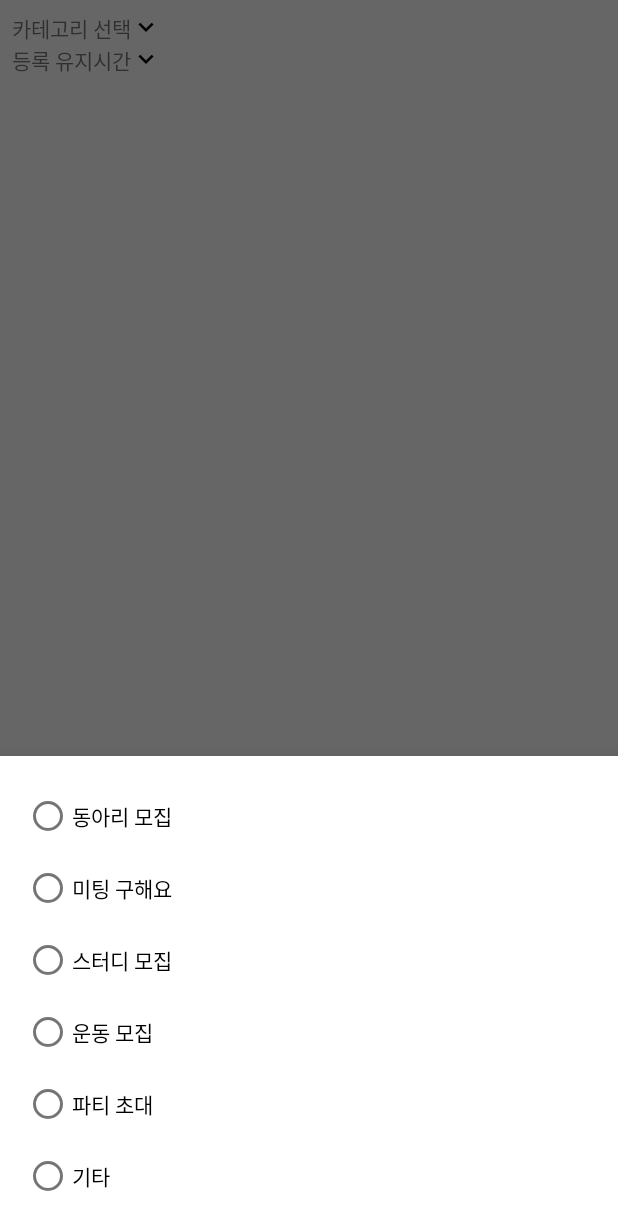
After one commit to gogoheejun/project_hoegi, an Android app: the fragment BottomsheetDialog placed in its activity, on a phone screen of 412 x 824 dp. The commit adds this screen. Shown: the top 1230 px of the screen. Run offline under Robolectric (Android 15) with nearby library versions, the phone set to English and light mode, and no system bars; 1 statement that could not run was skipped.

Commit message:
WriteActivity and Bottomsheet intent

```diff
--- a/app/build.gradle
+++ b/app/build.gradle
@@ -40,4 +40,5 @@ dependencies {
     testImplementation 'junit:junit:4.+'
     androidTestImplementation 'androidx.test.ext:junit:1.1.2'
     androidTestImplementation 'androidx.test.espresso:espresso-core:3.3.0'
+    implementation 'com.google.android.material:material:1.2.0-alpha02'
 }
--- /dev/null
+++ b/app/src/main/java/com/hjhj/daedan/BottomsheetDialog.java
@@ -0,0 +1,46 @@
+package com.hjhj.daedan;
+
+import android.content.DialogInterface;
+import android.content.Intent;
+import android.os.Bundle;
+import android.util.Log;
+import android.view.LayoutInflater;
+import android.view.View;
+import android.view.ViewGroup;
+import android.widget.Button;
+import android.widget.RadioButton;
+import android.widget.RadioGroup;
+import android.widget.Toast;
+
+import androidx.annotation.NonNull;
+import androidx.annotation.Nullable;
+
+import com.google.android.material.bottomsheet.BottomSheetBehavior;
+import com.google.android.material.bottomsheet.BottomSheetDialog;
+import com.google.android.material.bottomsheet.BottomSheetDialogFragment;
+
+public class BottomsheetDialog extends BottomSheetDialogFragment {
+    @Override
+    public View onCreateView(LayoutInflater inflater, @Nullable ViewGroup container, @Nullable Bundle savedInstanceState)
+    {
+        View v = inflater.inflate(R.layout.dialog_bottomsheet, container, false);
+
+        RadioGroup rg = v.findViewById(R.id.bottomsheet_rg);
+
+        rg.setOnCheckedChangeListener(new RadioGroup.OnCheckedChangeListener() {
+            @Override
+            public void onCheckedChanged(RadioGroup radioGroup, int i) {
+                RadioButton checked = v.findViewById(radioGroup.getCheckedRadioButtonId());
+                String checkedCategory = checked.getText().toString();
+                Intent intent = new Intent(getActivity(),Tab1_Map_WriteActivity.class);
+                intent.putExtra("category",checkedCategory);
+                Log.d("INTENT",checkedCategory);
+                startActivity(intent);
+
+            }
+        });
+
+
+        return v;
+    }
+}
--- a/app/src/main/java/com/hjhj/daedan/Tab1_MapFragment.java
+++ b/app/src/main/java/com/hjhj/daedan/Tab1_MapFragment.java
@@ -62,8 +62,7 @@ public class Tab1_MapFragment extends Fragment implements
         GoogleMap.OnCameraMoveListener,
         GoogleMap.OnCameraMoveCanceledListener,
         GoogleMap.OnCameraIdleListener,
-        OnMapReadyCallback
-       {
+        OnMapReadyCallback {
     GoogleMap gMap;
     MapView mapView;
     MarkerOptions myMarker = null;
@@ -75,6 +74,7 @@ public class Tab1_MapFragment extends Fragment implements
     double lat, lon;
 
     ImageView iv_filter, iv_write;
+    double bluedotLat, bluedotLon;
 
     LocationManager locationManager;
 
@@ -92,7 +92,7 @@ public class Tab1_MapFragment extends Fragment implements
     @Nullable
     @Override
     public View onCreateView(@NonNull LayoutInflater inflater, @Nullable ViewGroup container, @Nullable Bundle savedInstanceState) {
-        locationManager =(LocationManager) getActivity().getSystemService(Context.LOCATION_SERVICE);
+        locationManager = (LocationManager) getActivity().getSystemService(Context.LOCATION_SERVICE);
 
 
         View view = inflater.inflate(R.layout.page_map_tab1, container, false);
@@ -115,9 +115,6 @@ public class Tab1_MapFragment extends Fragment implements
         View myLocationButton = ((View) mapView.findViewById(Integer.parseInt("1")).getParent()).findViewById(Integer.parseInt("2"));//현재위치버튼(오른쪽위버튼) 객체가져오기
 
 
-        //내 위치 실시간 받기
-
-
         iv_write.setOnClickListener(new View.OnClickListener() {
             @Override
             public void onClick(View view) {
@@ -125,15 +122,15 @@ public class Tab1_MapFragment extends Fragment implements
                 myLocationButton.performClick();
                 //todo:여기해야해. 지도이동시간 걸려서 현재위치 잘못가져옴;;
 //                locationManager = (LocationManager) getActivity().getSystemService(Context.LOCATION_SERVICE);
-                if (ActivityCompat.checkSelfPermission(getActivity(), Manifest.permission.ACCESS_FINE_LOCATION) != PackageManager.PERMISSION_GRANTED && ActivityCompat.checkSelfPermission(getActivity(), Manifest.permission.ACCESS_COARSE_LOCATION) != PackageManager.PERMISSION_GRANTED) {
-                    return;
-                }
-                //내 위치 실시간 받기
-                if(locationManager.isProviderEnabled("gps")){
-                    locationManager.requestLocationUpdates("gps",5000, 2,locationListener);//시간이 5초 지나거나 2미터가 지나면 갱신하겠다
-                }else if(locationManager.isProviderEnabled("network")){
-                    locationManager.requestLocationUpdates("network",5000,2,locationListener);
-                }
+//                if (ActivityCompat.checkSelfPermission(getActivity(), Manifest.permission.ACCESS_FINE_LOCATION) != PackageManager.PERMISSION_GRANTED && ActivityCompat.checkSelfPermission(getActivity(), Manifest.permission.ACCESS_COARSE_LOCATION) != PackageManager.PERMISSION_GRANTED) {
+//                    return;
+//                }
+//                //내 위치 실시간 받기
+//                if(locationManager.isProviderEnabled("gps")){
+//                    locationManager.requestLocationUpdates("gps",5000, 2,locationListener);//시간이 5초 지나거나 2미터가 지나면 갱신하겠다
+//                }else if(locationManager.isProviderEnabled("network")){
+//                    locationManager.requestLocationUpdates("network",5000,2,locationListener);
+//                }
 
 
                 //------------
@@ -149,31 +146,42 @@ public class Tab1_MapFragment extends Fragment implements
         return view;
     }
 
-    double bluedotLat, bluedotLon;
+    @Override
+    public void onResume() {
+        super.onResume();
+        if (ActivityCompat.checkSelfPermission(getActivity(), Manifest.permission.ACCESS_FINE_LOCATION) != PackageManager.PERMISSION_GRANTED && ActivityCompat.checkSelfPermission(getActivity(), Manifest.permission.ACCESS_COARSE_LOCATION) != PackageManager.PERMISSION_GRANTED) {
+            return;
+        }
+        //내 위치 실시간 받기
+        if (locationManager.isProviderEnabled("gps")) {
+            locationManager.requestLocationUpdates("gps", 5000, 2, locationListener);//시간이 5초 지나거나 2미터가 지나면 갱신하겠다
+        } else if (locationManager.isProviderEnabled("network")) {
+            locationManager.requestLocationUpdates("network", 5000, 2, locationListener);
+        }
+    }
+
     LocationListener locationListener = new LocationListener() {
         @Override
         public void onLocationChanged(@NonNull Location location) {
-            Toast.makeText(getActivity(), "location chagned", Toast.LENGTH_SHORT).show();
             if (ActivityCompat.checkSelfPermission(getActivity(), Manifest.permission.ACCESS_FINE_LOCATION) != PackageManager.PERMISSION_GRANTED && ActivityCompat.checkSelfPermission(getActivity(), Manifest.permission.ACCESS_COARSE_LOCATION) != PackageManager.PERMISSION_GRANTED) {
                 return;
             }
             if (locationManager.isProviderEnabled("gps")) {
                 location = locationManager.getLastKnownLocation("gps");
-            }else if(locationManager.isProviderEnabled("network")){
+            } else if (locationManager.isProviderEnabled("network")) {
                 location = locationManager.getLastKnownLocation("network");
             }
             bluedotLat = location.getLatitude();
             bluedotLon = location.getLongitude();
-            Log.d("gotit",bluedotLat+" "+bluedotLon);
+            Log.d("gotit", "locationlistenr:" + bluedotLat + " " + bluedotLon);
 
         }
     };
 
 
-
     @Override
     public void onMapReady(GoogleMap googleMap) {
-        Log.d("MOVE","map ready");
+        Log.d("MOVE", "map ready");
         gMap = googleMap;
         if (ActivityCompat.checkSelfPermission(getActivity(), Manifest.permission.ACCESS_FINE_LOCATION) != PackageManager.PERMISSION_GRANTED
                 && ActivityCompat.checkSelfPermission(getActivity(), Manifest.permission.ACCESS_COARSE_LOCATION) != PackageManager.PERMISSION_GRANTED) {
@@ -184,7 +192,6 @@ public class Tab1_MapFragment extends Fragment implements
         gMap.setMyLocationEnabled(true);
 
         //----------지도준비됨
-
 
 
         LatLng seoul = new LatLng(37.562087, 127.035192);
@@ -217,11 +224,12 @@ public class Tab1_MapFragment extends Fragment implements
 //        Log.d("MOVE","moving anyway");//너무 많이 함수불러짐...좀만 움직여도 몇십번 작동..
     }
 
-    float x,y;//변환된 좌표
-    int intX,intY; //변환된 좌표를 반올림한 정수형 좌표
+    float x, y;//변환된 좌표
+    int intX, intY; //변환된 좌표를 반올림한 정수형 좌표
+
     @Override
     public void onCameraMoveStarted(int reason) {
-        Log.d("MOVE","move started1");
+        Log.d("MOVE", "move started1");
         getLocation();
         getInfoAndShow();
 
@@ -236,7 +244,7 @@ public class Tab1_MapFragment extends Fragment implements
     }
 
     //onCameraMoveStarted안에 들어갈 현재위치 설정해주는 함수
-    public void getLocation(){
+    public void getLocation() {
         gMap.setOnMapLoadedCallback(new GoogleMap.OnMapLoadedCallback() {
             @Override
             public void onMapLoaded() {
@@ -249,7 +257,7 @@ public class Tab1_MapFragment extends Fragment implements
     }
 
     //좌표단위변환함수
-    public void transNum(){
+    public void transNum() {
 
         double Re = 6371.00877; // 지도반경
         double grid = 5.0; // 격자간격 (km)
@@ -257,46 +265,45 @@ public class Tab1_MapFragment extends Fragment implements
         double slat2 = 60.0; // 표준위도 2
         double olon = 126.0; // 기준점 경도
         double olat = 38.0; // 기준점 위도
-        double xo = 210/grid; // 기준점 X좌표
-        double yo = 675/grid; // 기준점 Y좌표
+        double xo = 210 / grid; // 기준점 X좌표
+        double yo = 675 / grid; // 기준점 Y좌표
         double first = 0;
         float lon1, lat1; /* Longitude, Latitude [degree] */
 
         double PI, DEGRAD, RADDEG;
         double re, sn, sf, ro;
         double alon, alat, xn, yn, ra, theta;
-        PI = Math.asin(1.0)*2.0;
-        DEGRAD = PI/180.0;
-        RADDEG = 180.0/PI;
+        PI = Math.asin(1.0) * 2.0;
+        DEGRAD = PI / 180.0;
+        RADDEG = 180.0 / PI;
 
-        re = Re/grid;
+        re = Re / grid;
         slat1 = slat1 * DEGRAD;
         slat2 = slat2 * DEGRAD;
         olon = olon * DEGRAD;
         olat = olat * DEGRAD;
 
-        sn = tan(PI*0.25 + slat2*0.5)/tan(PI*0.25 + slat1*0.5);
-        sn = log(cos(slat1)/cos(slat2))/log(sn);
-        sf = tan(PI*0.25 + slat1*0.5);
-        sf = pow(sf,sn)*cos(slat1)/sn;
-        ro = tan(PI*0.25 + olat*0.5);
-        ro = re*sf/pow(ro,sn);
+        sn = tan(PI * 0.25 + slat2 * 0.5) / tan(PI * 0.25 + slat1 * 0.5);
+        sn = log(cos(slat1) / cos(slat2)) / log(sn);
+        sf = tan(PI * 0.25 + slat1 * 0.5);
+        sf = pow(sf, sn) * cos(slat1) / sn;
+        ro = tan(PI * 0.25 + olat * 0.5);
+        ro = re * sf / pow(ro, sn);
         first = 1;
 
         //---
-        ra = tan(PI*0.25+(lat)*DEGRAD*0.5); //여기서 lat이랑 lon들어가서 바꿔줌
-        ra = re*sf/pow(ra,sn);
-        theta = (lon)*DEGRAD - olon;
-        if (theta > PI) theta -= 2.0*PI;
-        if (theta < -PI) theta += 2.0*PI;
+        ra = tan(PI * 0.25 + (lat) * DEGRAD * 0.5); //여기서 lat이랑 lon들어가서 바꿔줌
+        ra = re * sf / pow(ra, sn);
+        theta = (lon) * DEGRAD - olon;
+        if (theta > PI) theta -= 2.0 * PI;
+        if (theta < -PI) theta += 2.0 * PI;
         theta *= sn;
-		x = (float) ((float)(ra*Math.sin(theta)) + xo);
+        x = (float) ((float) (ra * Math.sin(theta)) + xo);
         intX = Math.round(x);
-		y = (float) ((float)(ro - ra*cos(theta)) + yo);
-		intY= Math.round(y);
-        Log.d("TRANS",intX+" &"+intY);
+        y = (float) ((float) (ro - ra * cos(theta)) + yo);
+        intY = Math.round(y);
+        Log.d("TRANS", intX + " &" + intY);
     }
-
 
 
     //온도랑 날씨데이터 가져와서 화면의 글씨수정하는 함수
@@ -307,50 +314,50 @@ public class Tab1_MapFragment extends Fragment implements
         String url2 = "&numOfRows=100&pageNo=1&dataType=XML&base_date=";
 //        if(x<1) x=55;
 //        if(y<1) y=127;
-        server = url1+api+url2+date+"&base_time="+time+"&nx="+intX+"&ny="+intY;
+        server = url1 + api + url2 + date + "&base_time=" + time + "&nx=" + intX + "&ny=" + intY;
         //todo: 현재 좌표 가져와서 변환해서 넣어야함
 
-        new Thread(){
+        new Thread() {
             @Override
             public void run() {
                 super.run();
 
                 try {
-                    Log.e("Test","work0");
+                    Log.e("Test", "work0");
                     URL url = new URL(server);
-                    Log.e("Test","work1");
+                    Log.e("Test", "work1");
                     InputStream is = url.openStream();
-                    Log.e("Test","work2");
+                    Log.e("Test", "work2");
                     InputStreamReader isr = new InputStreamReader(is);
-                    Log.e("Test","work3");
+                    Log.e("Test", "work3");
                     XmlPullParserFactory factory = XmlPullParserFactory.newInstance();
                     XmlPullParser xpp = factory.newPullParser();
                     xpp.setInput(isr);
 
                     int eventType = xpp.getEventType();
 
-                    while(eventType!= XmlPullParser.END_DOCUMENT){
-                        switch (eventType){
-                            case  XmlPullParser.START_DOCUMENT:
+                    while (eventType != XmlPullParser.END_DOCUMENT) {
+                        switch (eventType) {
+                            case XmlPullParser.START_DOCUMENT:
                                 getActivity().runOnUiThread(new Runnable() {
                                     @Override
                                     public void run() {
-                                        Toast.makeText(getActivity(), "parse start!", Toast.LENGTH_SHORT).show();
+//                                        Toast.makeText(getActivity(), "parse start!", Toast.LENGTH_SHORT).show();
                                     }
                                 });
                                 break;
                             case XmlPullParser.START_TAG:
                                 String tagName = xpp.getName();
-                                if(tagName.equals("category")){
+                                if (tagName.equals("category")) {
                                     xpp.next();
-                                    if(xpp.getText().equals("T1H")){
-                                        for(int i=0;i<9;i++){
+                                    if (xpp.getText().equals("T1H")) {
+                                        for (int i = 0; i < 9; i++) {
                                             xpp.next();
                                         }
                                         temperature = xpp.getText();
                                     }
-                                    if(xpp.getText().equals("PTY")){
-                                        for(int i=0;i<9;i++){
+                                    if (xpp.getText().equals("PTY")) {
+                                        for (int i = 0; i < 9; i++) {
                                             xpp.next();
                                         }
                                         weather = xpp.getText();
@@ -371,17 +378,18 @@ public class Tab1_MapFragment extends Fragment implements
                     getActivity().runOnUiThread(new Runnable() {
                         @Override
                         public void run() {
-                            try{
-                                if(temperature==null ) temperature = "-";
-                                tv_temperature.setText(temperature+"도");
-                            }catch (Exception e){temperature = "-";
-                                tv_temperature.setText(temperature+"도");
+                            try {
+                                if (temperature == null) temperature = "-";
+                                tv_temperature.setText(temperature + "도");
+                            } catch (Exception e) {
+                                temperature = "-";
+                                tv_temperature.setText(temperature + "도");
                             }
 
 //                            Log.d("TEMP",temperature);
                             //- 강수형태(PTY) 코드 : 없음(0), 비(1), 비/눈(2), 눈(3), 소나기(4), 빗방울(5), 빗방울/눈날림(6), 눈날림(7)
-                            try{
-                                switch (weather){
+                            try {
+                                switch (weather) {
                                     case "0":
                                         Glide.with(getActivity()).load(R.drawable.icon_earth).into(iv_weather);
                                         break;
@@ -411,9 +419,9 @@ public class Tab1_MapFragment extends Fragment implements
                                         break;
 
                                 }
-                            }catch (Exception e){
+                            } catch (Exception e) {
                                 Glide.with(getActivity()).load(R.drawable.icon_earth).into(iv_weather);
-                                Log.e("ERROR","에러쓰");
+                                Log.e("ERROR", "에러쓰");
                             }
                         }
                     });
@@ -442,54 +450,48 @@ public class Tab1_MapFragment extends Fragment implements
         date = dateFormat.format(new Date());
         String currentTime = timeFormat.format(new Date());
         //t시 40분이 넘으면 t시, 안넘으면 t-1시..단 t-1이 -1이 되면 23시로.
-        String currentTime1 = currentTime.substring(0,2);
+        String currentTime1 = currentTime.substring(0, 2);
         String currentTime2 = currentTime.substring(2);
 
-        if(Integer.parseInt(currentTime1)<11){
-            if(Integer.parseInt(currentTime2) >40){
-                time = currentTime1+"00";
-            }else{
-                if(Integer.parseInt(currentTime1)-1==-1){
-                    currentTime1 = 23+"";
-                }else{
-                    currentTime1 = "0"+(Integer.parseInt(currentTime1)-1);
+        if (Integer.parseInt(currentTime1) < 11) {
+            if (Integer.parseInt(currentTime2) > 40) {
+                time = currentTime1 + "00";
+            } else {
+                if (Integer.parseInt(currentTime1) - 1 == -1) {
+                    currentTime1 = 23 + "";
+                } else {
+                    currentTime1 = "0" + (Integer.parseInt(currentTime1) - 1);
                 }
-                time = currentTime1+"00";
+                time = currentTime1 + "00";
             }
-        }else{
-            if(Integer.parseInt(currentTime2) >40){
-                time = currentTime1+"00";
-            }else{
-                if(Integer.parseInt(currentTime1)-1==-1){
-                    currentTime1 = 23+"";
-                }else{
-                    currentTime1 = ""+(Integer.parseInt(currentTime1)-1);
+        } else {
+            if (Integer.parseInt(currentTime2) > 40) {
+                time = currentTime1 + "00";
+            } else {
+                if (Integer.parseInt(currentTime1) - 1 == -1) {
+                    currentTime1 = 23 + "";
+                } else {
+                    currentTime1 = "" + (Integer.parseInt(currentTime1) - 1);
                 }
-                time = currentTime1+"00";
+                time = currentTime1 + "00";
             }
         }
 
     }
 
-    @Override
-    public void onViewCreated(@NonNull View view, @Nullable Bundle savedInstanceState) {
-        super.onViewCreated(view, savedInstanceState);
 
-
-
-    }
 
     @Override
     public void onRequestPermissionsResult(int requestCode, @NonNull String[] permissions, @NonNull int[] grantResults) {
         super.onRequestPermissionsResult(requestCode, permissions, grantResults);
-        switch (requestCode){
+        switch (requestCode) {
             case 0:
 //                if(grantResults[0] ==PackageManager.PERMISSION_GRANTED || grantResults[1] ==PackageManager.PERMISSION_DENIED){
 //                    Toast.makeText(this, "이 앱의 내 위치 사용불가", Toast.LENGTH_SHORT).show();
 //                }
 
-                for(int i=0; i<grantResults.length; i++){
-                    if(grantResults[i] == PackageManager.PERMISSION_DENIED){
+                for (int i = 0; i < grantResults.length; i++) {
+                    if (grantResults[i] == PackageManager.PERMISSION_DENIED) {
                         Toast.makeText(getActivity(), "내 위치 사용불가", Toast.LENGTH_SHORT).show();
                         break;
                     }
@@ -508,6 +510,7 @@ public class Tab1_MapFragment extends Fragment implements
             e.printStackTrace();
         }
         locationManager.removeUpdates(locationListener);
+        Log.d("gotit", "locationManager stopped");
 
     }
 }
--- a/app/src/main/java/com/hjhj/daedan/Tab1_Map_WriteActivity.java
+++ b/app/src/main/java/com/hjhj/daedan/Tab1_Map_WriteActivity.java
@@ -3,10 +3,20 @@ package com.hjhj.daedan;
 import androidx.appcompat.app.AppCompatActivity;
 
 import android.content.Context;
+import android.content.DialogInterface;
 import android.content.Intent;
 import android.location.LocationManager;
 import android.os.Bundle;
 import android.util.Log;
+import android.view.LayoutInflater;
+import android.view.View;
+import android.widget.Button;
+import android.widget.LinearLayout;
+import android.widget.TextView;
+import android.widget.Toast;
+
+import com.google.android.material.bottomsheet.BottomSheetBehavior;
+import com.google.android.material.bottomsheet.BottomSheetDialog;
 
 public class Tab1_Map_WriteActivity extends AppCompatActivity {
 
@@ -19,10 +29,30 @@ public class Tab1_Map_WriteActivity extends AppCompatActivity {
         double lat =intent.getDoubleExtra("lat",0);
         double lon = intent.getDoubleExtra("lon",0);
 
-        Log.d("gotit",lat+" "+lon);
+        Log.d("gotit","WriteActivity:  "+lat+" "+lon);
+        //todo:작성화면 만들기
 
 
+        TextView chooseCategory = findViewById(R.id.tab1_map_write_tv_category);
 
 
+        chooseCategory.setOnClickListener(new View.OnClickListener() {
+            @Override
+            public void onClick(View view) {
+                BottomsheetDialog bottomSheet = new BottomsheetDialog();
+                bottomSheet.show(getSupportFragmentManager(),"ModalBottomSheet");
+
+            }
+        });
+
     }
+
+    @Override
+    protected void onResume() {
+        super.onResume();
+        Intent intent = getIntent();
+        String category = intent.getStringExtra("category");
+        Toast.makeText(this, category, Toast.LENGTH_SHORT).show();
+    }
+
 }
--- a/app/src/main/res/layout/activity_tab1__map__write.xml
+++ b/app/src/main/res/layout/activity_tab1__map__write.xml
@@ -1,9 +1,45 @@
 <?xml version="1.0" encoding="utf-8"?>
-<androidx.constraintlayout.widget.ConstraintLayout xmlns:android="http://schemas.android.com/apk/res/android"
+<LinearLayout xmlns:android="http://schemas.android.com/apk/res/android"
     xmlns:app="http://schemas.android.com/apk/res-auto"
     xmlns:tools="http://schemas.android.com/tools"
     android:layout_width="match_parent"
     android:layout_height="match_parent"
+    android:orientation="vertical"
+    android:padding="8dp"
     tools:context=".Tab1_Map_WriteActivity">
 
-</androidx.constraintlayout.widget.ConstraintLayout>
+    <LinearLayout
+        android:id="@+id/tab1_map_write_layout_category"
+        android:layout_width="wrap_content"
+        android:layout_height="wrap_content"
+        android:orientation="horizontal">
+        <TextView
+            android:id="@+id/tab1_map_write_tv_category"
+            android:layout_width="wrap_content"
+            android:layout_height="wrap_content"
+            android:text="카테고리 선택"
+           />
+        <ImageView
+            android:layout_width="20dp"
+            android:layout_height="20dp"
+            android:src="@drawable/icon_spinnerarrow"/>
+
+    </LinearLayout>
+
+    <LinearLayout
+    android:layout_width="wrap_content"
+    android:layout_height="wrap_content"
+    android:orientation="horizontal">
+    <TextView
+        android:id="@+id/tab1_map_write_tv_timeLength"
+        android:layout_width="wrap_content"
+        android:layout_height="wrap_content"
+        android:text="등록 유지시간" />
+    <ImageView
+        android:layout_width="20dp"
+        android:layout_height="20dp"
+        android:src="@drawable/icon_spinnerarrow"/>
+    </LinearLayout>
+
+
+</LinearLayout>
--- /dev/null
+++ b/app/src/main/res/layout/dialog_bottomsheet.xml
@@ -0,0 +1,50 @@
+<?xml version="1.0" encoding="utf-8"?>
+<LinearLayout
+    xmlns:android="http://schemas.android.com/apk/res/android"
+    android:layout_width="match_parent"
+    android:layout_height="match_parent"
+    android:orientation="vertical"
+    android:padding="16dp">
+
+    <RadioGroup
+        android:id="@+id/bottomsheet_rg"
+        android:layout_height="wrap_content"
+        android:layout_width="match_parent"
+        android:orientation="vertical">
+
+        <RadioButton
+            android:id="@+id/bottomsheet_rb1"
+            android:layout_width="match_parent"
+            android:layout_height="wrap_content"
+            android:text="동아리 모집"/>
+        <RadioButton
+            android:id="@+id/bottomsheet_rb2"
+            android:layout_width="wrap_content"
+            android:layout_height="match_parent"
+            android:text="미팅 구해요"/>
+        <RadioButton
+            android:id="@+id/bottomsheet_rb3"
+            android:layout_width="wrap_content"
+            android:layout_height="match_parent"
+            android:text="스터디 모집"/>
+        <RadioButton
+            android:id="@+id/bottomsheet_rb4"
+            android:layout_width="wrap_content"
+            android:layout_height="match_parent"
+            android:text="운동 모집"/>
+
+        <RadioButton
+            android:id="@+id/bottomsheet_rb5"
+            android:layout_width="wrap_content"
+            android:layout_height="match_parent"
+            android:text="파티 초대"/>
+        <RadioButton
+            android:id="@+id/bottomsheet_rb6"
+            android:layout_width="wrap_content"
+            android:layout_height="match_parent"
+            android:text="기타"/>
+
+
+    </RadioGroup>
+
+</LinearLayout>
```
Also changed, not shown: app/src/main/res/drawable/icon_spinnerarrow.png (added). Lines whose indentation alone changed are shown as unchanged.
